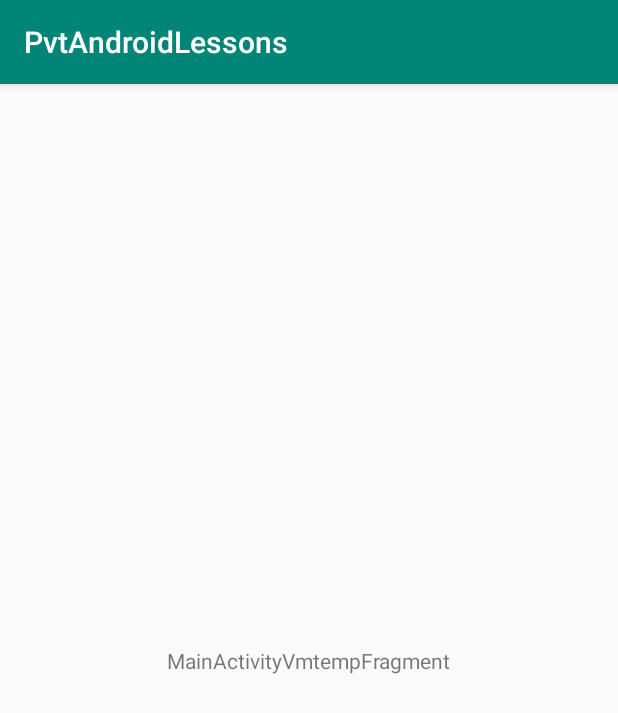
After one commit to stopstress/PvtAndroidLessons, an Android app: the MainActivityVMTemp screen opened directly, with no data from a screen before it, on a phone screen of 412 x 824 dp. The commit adds this screen. Shown: the top 713 px of the screen. Run offline under Robolectric (Android 15) with nearby library versions, the phone set to English and light mode, and no system bars.

Commit message:
190710 2120

```diff
--- a/app/src/main/AndroidManifest.xml
+++ b/app/src/main/AndroidManifest.xml
@@ -10,7 +10,10 @@
         android:roundIcon="@mipmap/ic_launcher_round"
         android:supportsRtl="true"
         android:theme="@style/AppTheme">
-        <activity android:name=".cw10.Cw10Activity"></activity>
+        <activity android:name=".cw11_2.MainActivityVMTemp"></activity>
+        <activity android:name=".cw11_2.Cw11Activity2" />
+        <activity android:name=".cw11.Cw11Activity" />
+        <activity android:name=".cw10.Cw10Activity" />
         <activity android:name=".cw9.Cw9Activity" />
         <activity android:name=".cw8.Cw8Activity2" />
         <activity android:name=".cw8.Cw8Activity" />
--- a/app/src/main/java/by/stress/pvt/android/lessons/MainActivity.kt
+++ b/app/src/main/java/by/stress/pvt/android/lessons/MainActivity.kt
@@ -3,9 +3,7 @@ package by.stress.pvt.android.lessons
 import android.content.Intent
 import android.support.v7.app.AppCompatActivity
 import android.os.Bundle
-import by.stress.pvt.android.lessons.cw10.Cw10Activity
-import by.stress.pvt.android.lessons.cw8.Cw8Activity2
-import by.stress.pvt.android.lessons.cw9.Cw9Activity
+import by.stress.pvt.android.lessons.cw11_2.Cw11Activity2
 
 class MainActivity : AppCompatActivity() {
 
@@ -17,7 +15,7 @@ class MainActivity : AppCompatActivity() {
 
     fun goToCurrentLesson() {
 
-            val intent = Intent(this, Cw9Activity::class.java).apply {}
+            val intent = Intent(this, Cw11Activity2::class.java).apply {}
             startActivity(intent)
     }
 }
--- /dev/null
+++ b/app/src/main/java/by/stress/pvt/android/lessons/cw11_2/MainActivityVMTemp.kt
@@ -0,0 +1,20 @@
+package by.stress.pvt.android.lessons.cw11_2
+
+import android.support.v7.app.AppCompatActivity
+import android.os.Bundle
+import by.stress.pvt.android.lessons.R
+import by.stress.pvt.android.lessons.cw11_2.ui.mainactivityvmtemp.MainActivityVmtempFragment
+
+class MainActivityVMTemp : AppCompatActivity() {
+
+    override fun onCreate(savedInstanceState: Bundle?) {
+        super.onCreate(savedInstanceState)
+        setContentView(R.layout.main_activity_vmtemp_activity)
+        if (savedInstanceState == null) {
+            supportFragmentManager.beginTransaction()
+                .replace(R.id.container, MainActivityVmtempFragment.newInstance())
+                .commitNow()
+        }
+    }
+
+}
--- /dev/null
+++ b/app/src/main/java/by/stress/pvt/android/lessons/cw11_2/ui/mainactivityvmtemp/MainActivityVmtempFragment.kt
@@ -0,0 +1,33 @@
+package by.stress.pvt.android.lessons.cw11_2.ui.mainactivityvmtemp
+
+import android.arch.lifecycle.ViewModelProviders
+import android.os.Bundle
+import android.support.v4.app.Fragment
+import android.view.LayoutInflater
+import android.view.View
+import android.view.ViewGroup
+import by.stress.pvt.android.lessons.R
+
+
+class MainActivityVmtempFragment : Fragment() {
+
+    companion object {
+        fun newInstance() = MainActivityVmtempFragment()
+    }
+
+    private lateinit var viewModel: MainActivityVmtempViewModel
+
+    override fun onCreateView(
+        inflater: LayoutInflater, container: ViewGroup?,
+        savedInstanceState: Bundle?
+    ): View {
+        return inflater.inflate(R.layout.main_activity_vmtemp_fragment, container, false)
+    }
+
+    override fun onActivityCreated(savedInstanceState: Bundle?) {
+        super.onActivityCreated(savedInstanceState)
+        viewModel = ViewModelProviders.of(this).get(MainActivityVmtempViewModel::class.java)
+        // TODO: Use the ViewModel
+    }
+
+}
--- /dev/null
+++ b/app/src/main/java/by/stress/pvt/android/lessons/cw11_2/ui/mainactivityvmtemp/MainActivityVmtempViewModel.kt
@@ -0,0 +1,7 @@
+package by.stress.pvt.android.lessons.cw11_2.ui.mainactivityvmtemp
+
+import android.arch.lifecycle.ViewModel
+
+class MainActivityVmtempViewModel : ViewModel() {
+    // TODO: Implement the ViewModel
+}
--- /dev/null
+++ b/app/src/main/res/layout/main_activity_vmtemp_activity.xml
@@ -0,0 +1,7 @@
+<?xml version="1.0" encoding="utf-8"?>
+<FrameLayout xmlns:android="http://schemas.android.com/apk/res/android"
+    xmlns:tools="http://schemas.android.com/tools"
+    android:id="@+id/container"
+    android:layout_width="match_parent"
+    android:layout_height="match_parent"
+    tools:context=".MainActivityVMTemp" />
--- /dev/null
+++ b/app/src/main/res/layout/main_activity_vmtemp_fragment.xml
@@ -0,0 +1,20 @@
+<?xml version="1.0" encoding="utf-8"?>
+<android.support.constraint.ConstraintLayout xmlns:android="http://schemas.android.com/apk/res/android"
+    xmlns:app="http://schemas.android.com/apk/res-auto"
+    xmlns:tools="http://schemas.android.com/tools"
+    android:id="@+id/mainactivityvmtemp"
+    android:layout_width="match_parent"
+    android:layout_height="match_parent"
+    tools:context=".ui.mainactivityvmtemp.MainActivityVmtempFragment">
+
+    <TextView
+        android:id="@+id/message"
+        android:layout_width="wrap_content"
+        android:layout_height="wrap_content"
+        android:text="MainActivityVmtempFragment"
+        app:layout_constraintBottom_toBottomOf="parent"
+        app:layout_constraintEnd_toEndOf="parent"
+        app:layout_constraintStart_toStartOf="parent"
+        app:layout_constraintTop_toTopOf="parent" />
+
+</android.support.constraint.ConstraintLayout>
```
Also changed, not shown: app/build.gradle (+4 -3 lines), app/src/main/java/by/stress/pvt/android/lessons/cw11/Cw11Activity.kt (added, +43 -0 lines), app/src/main/java/by/stress/pvt/android/lessons/cw11/Cw11BasePresenter.kt (added, +7 -0 lines), app/src/main/java/by/stress/pvt/android/lessons/cw11/Cw11Presenter.kt (added, +37 -0 lines), app/src/main/java/by/stress/pvt/android/lessons/cw11/Cw11View.kt (added, +8 -0 lines), app/src/main/java/by/stress/pvt/android/lessons/cw11_2/Cw11Activity2.kt (added, +54 -0 lines), app/src/main/java/by/stress/pvt/android/lessons/cw11_2/Cw11State.kt (added, +13 -0 lines), app/src/main/java/by/stress/pvt/android/lessons/cw11_2/Cw11ViewModel.kt (added, +28 -0 lines), app/src/main/res/layout/activity_cw11.xml (added, +15 -0 lines).
